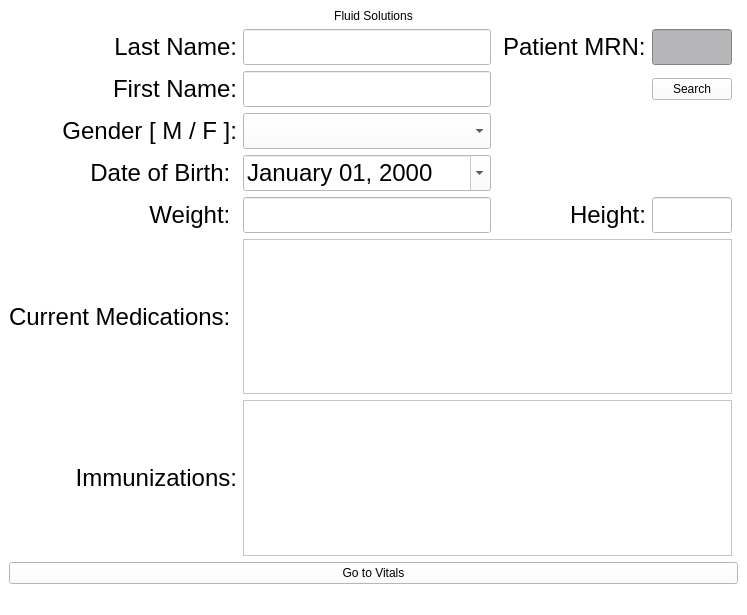
The window that app/frontend/views/patientWindow.ui (lmitchell33/Fluid-Solutions) describes before a commit, drawn with Qt 5.
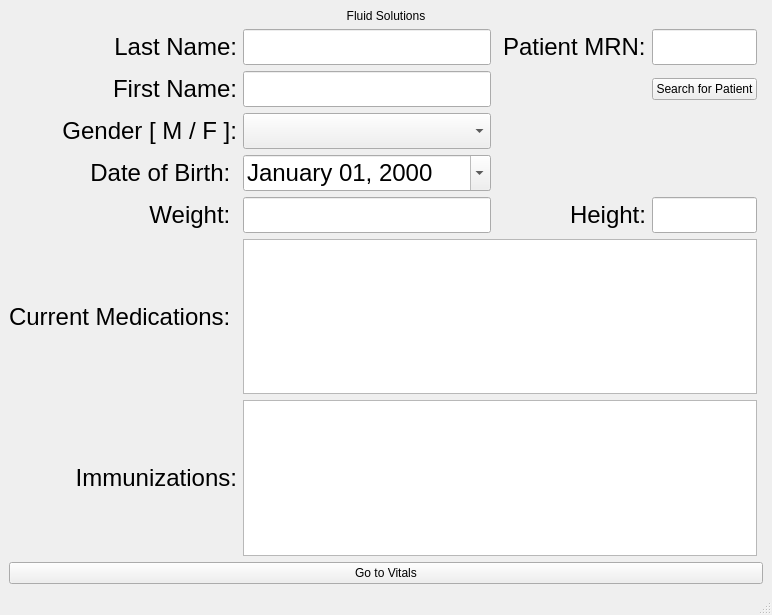
The same window after the commit.

```diff
--- a/app/frontend/views/patientWindow.ui
+++ b/app/frontend/views/patientWindow.ui
@@ -16,9 +16,6 @@
   <property name="windowTitle">
    <string>MainWindow</string>
   </property>
-  <property name="styleSheet">
-   <string notr="true">background-color: rgb(255, 255, 255)</string>
-  </property>
 
       <!-- Begin Central Widget -->
 
@@ -59,7 +56,7 @@
     <item row="1" column="5">
      <widget class="QLineEdit" name="mrn_value">
       <property name="styleSheet">
-       <string notr="true">background-color: rgb(182, 181, 184); font-size: 24px;</string>
+       <string notr="true">font-size: 24px;</string>
       </property>
       <property name="minimumWidth">
         <number>300</number> 
@@ -77,7 +74,7 @@
        <string>Click to search for a patient</string>
       </property>
       <property name="text">
-       <string>Search</string>
+       <string>Search for Patient</string>
       </property>
      </widget>
     </item>
@@ -302,10 +299,8 @@
           <!--Current Medications Textbox -->
     <item row="6" column="1" colspan="5">
      <widget class="QTextEdit" name="medications_value">
-      <property name="font">
-       <font>
-        <pointsize>18</pointsize>
-       </font>
+      <property name="styleSheet">
+        <string notr="true">font-size: 24px;</string>
       </property>
      </widget>
     </item>
@@ -328,10 +323,8 @@
     <!-- Text box for Immunizations -->
     <item row="7" column="1" colspan="5">
      <widget class="QTextEdit" name="immunizations_value">
-      <property name="font">
-       <font>
-        <pointsize>18</pointsize>
-       </font>
+      <property name="styleSheet">
+        <string notr="true">font-size: 24px;</string>
       </property>
      </widget>
     </item>
```
Left out of the diff: 3 changed lines with no effect on the pictures.
